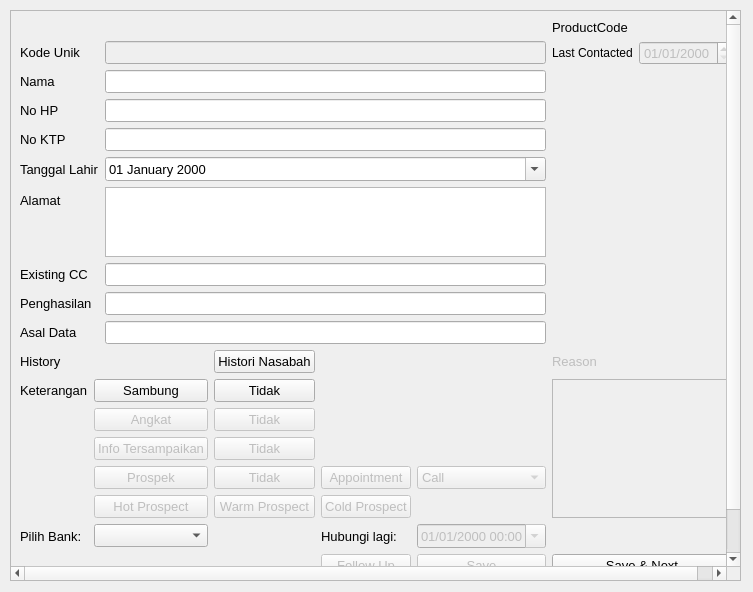
Old version of the form mainFiles/assets/ui/telleUI.ui in the repository NathanielClarence/telemarketingdb.
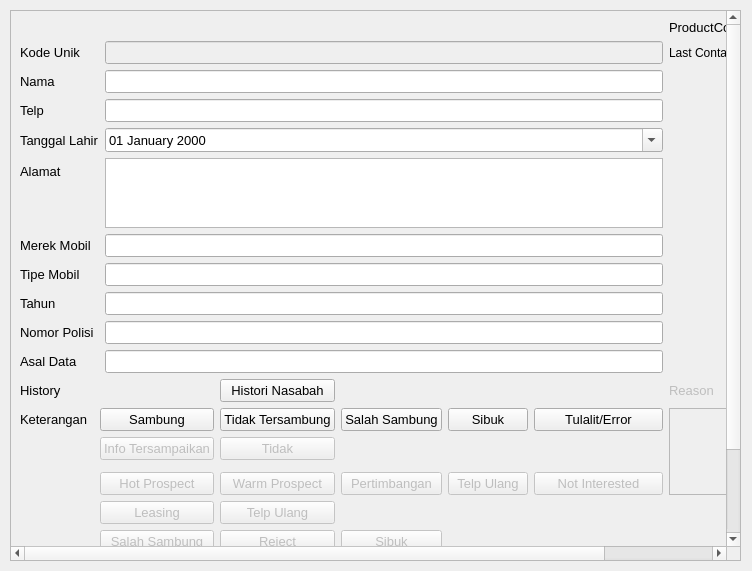
New version of the form.

Commit message: [FIX-02] Fixed Telle UI, query and process on hold, db not yet adjusted for new format

```diff
--- a/mainFiles/assets/ui/telleUI.ui
+++ b/mainFiles/assets/ui/telleUI.ui
@@ -6,8 +6,8 @@
    <rect>
     <x>0</x>
     <y>0</y>
-    <width>753</width>
-    <height>592</height>
+    <width>752</width>
+    <height>571</height>
    </rect>
   </property>
   <property name="windowTitle">
@@ -19,7 +19,7 @@
      <x>10</x>
      <y>10</y>
      <width>731</width>
-     <height>571</height>
+     <height>551</height>
     </rect>
    </property>
    <property name="widgetResizable">
@@ -29,16 +29,16 @@
     <property name="geometry">
      <rect>
       <x>0</x>
-      <y>0</y>
-      <width>715</width>
-      <height>621</height>
+      <y>-15</y>
+      <width>832</width>
+      <height>667</height>
      </rect>
     </property>
     <layout class="QGridLayout" name="gridLayout_2">
      <item row="0" column="0">
       <layout class="QGridLayout" name="gridLayout">
-       <item row="11" column="4">
-        <widget class="QPushButton" name="btn_save">
+       <item row="8" column="3">
+        <widget class="QPushButton" name="btn_leas_1">
          <property name="enabled">
           <bool>false</bool>
          </property>
@@ -48,19 +48,64 @@
           </font>
          </property>
          <property name="text">
-          <string>Save</string>
+          <string>Telp Ulang</string>
          </property>
         </widget>
        </item>
-       <item row="3" column="2">
-        <widget class="QPushButton" name="btn_history">
+       <item row="4" column="0">
+        <widget class="QLabel" name="lbl_ket">
          <property name="font">
           <font>
            <pointsize>10</pointsize>
           </font>
          </property>
          <property name="text">
-          <string>Histori Nasabah</string>
+          <string>Keterangan</string>
+         </property>
+        </widget>
+       </item>
+       <item row="4" column="7" rowspan="4">
+        <widget class="QTextEdit" name="txt_reason">
+         <property name="enabled">
+          <bool>false</bool>
+         </property>
+         <property name="sizePolicy">
+          <sizepolicy hsizetype="Maximum" vsizetype="Maximum">
+           <horstretch>0</horstretch>
+           <verstretch>0</verstretch>
+          </sizepolicy>
+         </property>
+         <property name="font">
+          <font>
+           <pointsize>10</pointsize>
+          </font>
+         </property>
+        </widget>
+       </item>
+       <item row="4" column="4">
+        <widget class="QPushButton" name="btn_conn_2">
+         <property name="font">
+          <font>
+           <pointsize>10</pointsize>
+          </font>
+         </property>
+         <property name="text">
+          <string>Salah Sambung</string>
+         </property>
+        </widget>
+       </item>
+       <item row="5" column="3">
+        <widget class="QPushButton" name="btn_info_1">
+         <property name="enabled">
+          <bool>false</bool>
+         </property>
+         <property name="font">
+          <font>
+           <pointsize>10</pointsize>
+          </font>
+         </property>
+         <property name="text">
+          <string>Tidak</string>
          </property>
         </widget>
        </item>
@@ -76,8 +121,20 @@
          </property>
         </widget>
        </item>
-       <item row="11" column="3">
-        <widget class="QPushButton" name="btn_follup">
+       <item row="4" column="2">
+        <widget class="QPushButton" name="btn_conn_0">
+         <property name="font">
+          <font>
+           <pointsize>10</pointsize>
+          </font>
+         </property>
+         <property name="text">
+          <string>Sambung</string>
+         </property>
+        </widget>
+       </item>
+       <item row="5" column="2">
+        <widget class="QPushButton" name="btn_info_0">
          <property name="enabled">
           <bool>false</bool>
          </property>
@@ -87,11 +144,193 @@
           </font>
          </property>
          <property name="text">
-          <string>Follow Up</string>
+          <string>Info Tersampaikan</string>
          </property>
         </widget>
        </item>
-       <item row="1" column="0" colspan="5">
+       <item row="12" column="7">
+        <widget class="QPushButton" name="btn_cls">
+         <property name="font">
+          <font>
+           <pointsize>10</pointsize>
+          </font>
+         </property>
+         <property name="text">
+          <string>Close without Saving</string>
+         </property>
+        </widget>
+       </item>
+       <item row="3" column="7">
+        <widget class="QLabel" name="lbl_reason">
+         <property name="enabled">
+          <bool>false</bool>
+         </property>
+         <property name="font">
+          <font>
+           <pointsize>10</pointsize>
+          </font>
+         </property>
+         <property name="text">
+          <string>Reason</string>
+         </property>
+        </widget>
+       </item>
+       <item row="7" column="4">
+        <widget class="QPushButton" name="btn_pros_2">
+         <property name="enabled">
+          <bool>false</bool>
+         </property>
+         <property name="font">
+          <font>
+           <pointsize>10</pointsize>
+          </font>
+         </property>
+         <property name="text">
+          <string>Pertimbangan</string>
+         </property>
+        </widget>
+       </item>
+       <item row="3" column="0" colspan="3">
+        <widget class="QLabel" name="label_9">
+         <property name="font">
+          <font>
+           <pointsize>10</pointsize>
+          </font>
+         </property>
+         <property name="text">
+          <string>History</string>
+         </property>
+        </widget>
+       </item>
+       <item row="8" column="2">
+        <widget class="QPushButton" name="btn_leas_0">
+         <property name="enabled">
+          <bool>false</bool>
+         </property>
+         <property name="font">
+          <font>
+           <pointsize>10</pointsize>
+          </font>
+         </property>
+         <property name="text">
+          <string>Leasing</string>
+         </property>
+        </widget>
+       </item>
+       <item row="10" column="5">
+        <widget class="QLabel" name="lbl_hub">
+         <property name="font">
+          <font>
+           <pointsize>10</pointsize>
+          </font>
+         </property>
+         <property name="text">
+          <string>Hubungi lagi:</string>
+         </property>
+        </widget>
+       </item>
+       <item row="7" column="6">
+        <widget class="QPushButton" name="btn_pros_4">
+         <property name="enabled">
+          <bool>false</bool>
+         </property>
+         <property name="font">
+          <font>
+           <pointsize>10</pointsize>
+          </font>
+         </property>
+         <property name="text">
+          <string>Not Interested</string>
+         </property>
+        </widget>
+       </item>
+       <item row="9" column="3">
+        <widget class="QPushButton" name="btn_notInfo_1">
+         <property name="enabled">
+          <bool>false</bool>
+         </property>
+         <property name="font">
+          <font>
+           <pointsize>10</pointsize>
+          </font>
+         </property>
+         <property name="text">
+          <string>Reject</string>
+         </property>
+        </widget>
+       </item>
+       <item row="11" column="6">
+        <widget class="QPushButton" name="btn_save">
+         <property name="enabled">
+          <bool>false</bool>
+         </property>
+         <property name="font">
+          <font>
+           <pointsize>10</pointsize>
+          </font>
+         </property>
+         <property name="text">
+          <string>Save</string>
+         </property>
+        </widget>
+       </item>
+       <item row="11" column="7">
+        <widget class="QPushButton" name="btn_next">
+         <property name="font">
+          <font>
+           <pointsize>10</pointsize>
+          </font>
+         </property>
+         <property name="text">
+          <string>Save &amp;&amp; Next</string>
+         </property>
+        </widget>
+       </item>
+       <item row="2" column="0" colspan="7">
+        <layout class="QFormLayout" name="addData_FLayout"/>
+       </item>
+       <item row="1" column="7">
+        <layout class="QFormLayout" name="formLayout_2">
+         <item row="0" column="0">
+          <widget class="QLabel" name="label_11">
+           <property name="text">
+            <string>Last Contacted</string>
+           </property>
+          </widget>
+         </item>
+         <item row="0" column="1">
+          <widget class="QDateEdit" name="dt_lastContact">
+           <property name="enabled">
+            <bool>false</bool>
+           </property>
+           <property name="font">
+            <font>
+             <pointsize>10</pointsize>
+            </font>
+           </property>
+           <property name="displayFormat">
+            <string>dd/MM/yyyy</string>
+           </property>
+          </widget>
+         </item>
+        </layout>
+       </item>
+       <item row="7" column="5">
+        <widget class="QPushButton" name="btn_pros_3">
+         <property name="enabled">
+          <bool>false</bool>
+         </property>
+         <property name="font">
+          <font>
+           <pointsize>10</pointsize>
+          </font>
+         </property>
+         <property name="text">
+          <string>Telp Ulang</string>
+         </property>
+        </widget>
+       </item>
+       <item row="1" column="0" colspan="7">
         <layout class="QFormLayout" name="formLayout">
          <item row="1" column="0">
           <widget class="QLabel" name="label">
@@ -146,7 +385,7 @@
             </font>
            </property>
            <property name="text">
-            <string>No HP</string>
+            <string>Telp</string>
            </property>
           </widget>
          </item>
@@ -159,27 +398,6 @@
            </property>
           </widget>
          </item>
-         <item row="4" column="0">
-          <widget class="QLabel" name="label_4">
-           <property name="font">
-            <font>
-             <pointsize>10</pointsize>
-            </font>
-           </property>
-           <property name="text">
-            <string>No KTP</string>
-           </property>
-          </widget>
-         </item>
-         <item row="4" column="1">
-          <widget class="QLineEdit" name="in_ktp">
-           <property name="font">
-            <font>
-             <pointsize>10</pointsize>
-            </font>
-           </property>
-          </widget>
-         </item>
          <item row="5" column="0">
           <widget class="QLabel" name="label_10">
            <property name="font">
@@ -228,7 +446,28 @@
            </property>
           </widget>
          </item>
-         <item row="7" column="0">
+         <item row="9" column="0">
+          <widget class="QLabel" name="label_4">
+           <property name="font">
+            <font>
+             <pointsize>10</pointsize>
+            </font>
+           </property>
+           <property name="text">
+            <string>Merek Mobil</string>
+           </property>
+          </widget>
+         </item>
+         <item row="9" column="1">
+          <widget class="QLineEdit" name="in_merek">
+           <property name="font">
+            <font>
+             <pointsize>10</pointsize>
+            </font>
+           </property>
+          </widget>
+         </item>
+         <item row="10" column="0">
           <widget class="QLabel" name="label_6">
            <property name="font">
             <font>
@@ -236,12 +475,12 @@
             </font>
            </property>
            <property name="text">
-            <string>Existing CC</string>
+            <string>Tipe Mobil</string>
            </property>
           </widget>
          </item>
-         <item row="7" column="1">
-          <widget class="QLineEdit" name="in_cc">
+         <item row="10" column="1">
+          <widget class="QLineEdit" name="in_tipe">
            <property name="font">
             <font>
              <pointsize>10</pointsize>
@@ -249,7 +488,7 @@
            </property>
           </widget>
          </item>
-         <item row="8" column="0">
+         <item row="11" column="0">
           <widget class="QLabel" name="label_7">
            <property name="font">
             <font>
@@ -257,12 +496,12 @@
             </font>
            </property>
            <property name="text">
-            <string>Penghasilan</string>
+            <string>Tahun</string>
            </property>
           </widget>
          </item>
-         <item row="8" column="1">
-          <widget class="QLineEdit" name="in_income">
+         <item row="11" column="1">
+          <widget class="QLineEdit" name="in_tahun">
            <property name="font">
             <font>
              <pointsize>10</pointsize>
@@ -270,7 +509,7 @@
            </property>
           </widget>
          </item>
-         <item row="9" column="0">
+         <item row="13" column="0">
           <widget class="QLabel" name="label_8">
            <property name="font">
             <font>
@@ -282,7 +521,7 @@
            </property>
           </widget>
          </item>
-         <item row="9" column="1">
+         <item row="13" column="1">
           <widget class="QLineEdit" name="in_source">
            <property name="font">
             <font>
@@ -291,62 +530,54 @@
            </property>
           </widget>
          </item>
-        </layout>
-       </item>
-       <item row="3" column="0" colspan="2">
-        <widget class="QLabel" name="label_9">
-         <property name="font">
-          <font>
-           <pointsize>10</pointsize>
-          </font>
-         </property>
-         <property name="text">
-          <string>History</string>
-         </property>
-        </widget>
-       </item>
-       <item row="8" column="2">
-        <widget class="QPushButton" name="btn_finterest">
-         <property name="enabled">
-          <bool>false</bool>
-         </property>
-         <property name="font">
-          <font>
-           <pointsize>10</pointsize>
-          </font>
-         </property>
-         <property name="text">
-          <string>Tidak</string>
-         </property>
-        </widget>
-       </item>
-       <item row="1" column="5">
-        <layout class="QFormLayout" name="formLayout_2">
-         <item row="0" column="0">
-          <widget class="QLabel" name="label_11">
+         <item row="12" column="0">
+          <widget class="QLabel" name="label_12">
+           <property name="font">
+            <font>
+             <pointsize>10</pointsize>
+            </font>
+           </property>
            <property name="text">
-            <string>Last Contacted</string>
+            <string>Nomor Polisi</string>
            </property>
           </widget>
          </item>
-         <item row="0" column="1">
-          <widget class="QDateEdit" name="dt_lastContact">
-           <property name="enabled">
-            <bool>false</bool>
-           </property>
+         <item row="12" column="1">
+          <widget class="QLineEdit" name="in_nopol">
            <property name="font">
             <font>
              <pointsize>10</pointsize>
             </font>
            </property>
-           <property name="displayFormat">
-            <string>dd/MM/yyyy</string>
-           </property>
           </widget>
          </item>
         </layout>
        </item>
-       <item row="10" column="1">
+       <item row="4" column="6">
+        <widget class="QPushButton" name="btn_conn_4">
+         <property name="font">
+          <font>
+           <pointsize>10</pointsize>
+          </font>
+         </property>
+         <property name="text">
+          <string>Tulalit/Error</string>
+         </property>
+        </widget>
+       </item>
+       <item row="4" column="5">
+        <widget class="QPushButton" name="btn_conn_3">
+         <property name="font">
+          <font>
+           <pointsize>10</pointsize>
+          </font>
+         </property>
+         <property name="text">
+          <string>Sibuk</string>
+         </property>
+        </widget>
+       </item>
+       <item row="10" column="2">
         <widget class="QComboBox" name="cmb_banks">
          <property name="font">
           <font>
@@ -355,19 +586,22 @@
          </property>
         </widget>
        </item>
-       <item row="10" column="3">
-        <widget class="QLabel" name="lbl_hub">
+       <item row="7" column="3">
+        <widget class="QPushButton" name="btn_pros_1">
+         <property name="enabled">
+          <bool>false</bool>
+         </property>
          <property name="font">
           <font>
            <pointsize>10</pointsize>
           </font>
          </property>
          <property name="text">
-          <string>Hubungi lagi:</string>
+          <string>Warm Prospect</string>
          </property>
         </widget>
        </item>
-       <item row="10" column="4">
+       <item row="10" column="6">
         <widget class="QDateTimeEdit" name="in_recontact">
          <property name="enabled">
           <bool>false</bool>
@@ -385,59 +619,8 @@
          </property>
         </widget>
        </item>
-       <item row="7" column="1">
-        <widget class="QPushButton" name="btn_info">
-         <property name="enabled">
-          <bool>false</bool>
-         </property>
-         <property name="font">
-          <font>
-           <pointsize>10</pointsize>
-          </font>
-         </property>
-         <property name="text">
-          <string>Info Tersampaikan</string>
-         </property>
-        </widget>
-       </item>
        <item row="11" column="5">
-        <widget class="QPushButton" name="btn_next">
-         <property name="font">
-          <font>
-           <pointsize>10</pointsize>
-          </font>
-         </property>
-         <property name="text">
-          <string>Save &amp;&amp; Next</string>
-         </property>
-        </widget>
-       </item>
-       <item row="12" column="5">
-        <widget class="QPushButton" name="btn_cls">
-         <property name="font">
-          <font>
-           <pointsize>10</pointsize>
-          </font>
-         </property>
-         <property name="text">
-          <string>Close without Saving</string>
-         </property>
-        </widget>
-       </item>
-       <item row="5" column="2">
-        <widget class="QPushButton" name="btn_fconnect">
-         <property name="font">
-          <font>
-           <pointsize>10</pointsize>
-          </font>
-         </property>
-         <property name="text">
-          <string>Tidak</string>
-         </property>
-        </widget>
-       </item>
-       <item row="3" column="5">
-        <widget class="QLabel" name="lbl_reason">
+        <widget class="QPushButton" name="btn_follup">
          <property name="enabled">
           <bool>false</bool>
          </property>
@@ -447,51 +630,12 @@
           </font>
          </property>
          <property name="text">
-          <string>Reason</string>
-         </property>
-        </widget>
-       </item>
-       <item row="5" column="1">
-        <widget class="QPushButton" name="btn_connect">
-         <property name="font">
-          <font>
-           <pointsize>10</pointsize>
-          </font>
-         </property>
-         <property name="text">
-          <string>Sambung</string>
-         </property>
-        </widget>
-       </item>
-       <item row="5" column="0">
-        <widget class="QLabel" name="lbl_ket">
-         <property name="font">
-          <font>
-           <pointsize>10</pointsize>
-          </font>
-         </property>
-         <property name="text">
-          <string>Keterangan</string>
-         </property>
-        </widget>
-       </item>
-       <item row="6" column="1">
-        <widget class="QPushButton" name="btn_pickup">
-         <property name="enabled">
-          <bool>false</bool>
-         </property>
-         <property name="font">
-          <font>
-           <pointsize>10</pointsize>
-          </font>
-         </property>
-         <property name="text">
-          <string>Angkat</string>
+          <string>Follow Up</string>
          </property>
         </widget>
        </item>
        <item row="7" column="2">
-        <widget class="QPushButton" name="btn_finfo">
+        <widget class="QPushButton" name="btn_pros_0">
          <property name="enabled">
           <bool>false</bool>
          </property>
@@ -501,27 +645,24 @@
           </font>
          </property>
          <property name="text">
-          <string>Tidak</string>
+          <string>Hot Prospect</string>
          </property>
         </widget>
        </item>
-       <item row="8" column="3">
-        <widget class="QPushButton" name="btn_abstain">
-         <property name="enabled">
-          <bool>false</bool>
-         </property>
+       <item row="4" column="3">
+        <widget class="QPushButton" name="btn_conn_1">
          <property name="font">
           <font>
            <pointsize>10</pointsize>
           </font>
          </property>
          <property name="text">
-          <string>Appointment</string>
+          <string>Tidak Tersambung</string>
          </property>
         </widget>
        </item>
-       <item row="6" column="2">
-        <widget class="QPushButton" name="btn_fpickup">
+       <item row="9" column="4">
+        <widget class="QPushButton" name="btn_notInfo_2">
          <property name="enabled">
           <bool>false</bool>
          </property>
@@ -531,29 +672,11 @@
           </font>
          </property>
          <property name="text">
-          <string>Tidak</string>
+          <string>Sibuk</string>
          </property>
         </widget>
        </item>
-       <item row="2" column="0" colspan="5">
-        <layout class="QFormLayout" name="addData_FLayout"/>
-       </item>
-       <item row="8" column="1">
-        <widget class="QPushButton" name="btn_interest">
-         <property name="enabled">
-          <bool>false</bool>
-         </property>
-         <property name="font">
-          <font>
-           <pointsize>10</pointsize>
-          </font>
-         </property>
-         <property name="text">
-          <string>Prospek</string>
-         </property>
-        </widget>
-       </item>
-       <item row="0" column="5">
+       <item row="0" column="7">
         <widget class="QLabel" name="lbl_product">
          <property name="font">
           <font>
@@ -565,23 +688,20 @@
          </property>
         </widget>
        </item>
-       <item row="9" column="1">
-        <widget class="QPushButton" name="btn_hp">
-         <property name="enabled">
-          <bool>false</bool>
-         </property>
+       <item row="3" column="3">
+        <widget class="QPushButton" name="btn_history">
          <property name="font">
           <font>
            <pointsize>10</pointsize>
           </font>
          </property>
          <property name="text">
-          <string>Hot Prospect</string>
+          <string>Histori Nasabah</string>
          </property>
         </widget>
        </item>
        <item row="9" column="2">
-        <widget class="QPushButton" name="btn_wp">
+        <widget class="QPushButton" name="btn_notInfo_0">
          <property name="enabled">
           <bool>false</bool>
          </property>
@@ -591,65 +711,10 @@
           </font>
          </property>
          <property name="text">
-          <string>Warm Prospect</string>
+          <string>Salah Sambung</string>
          </property>
         </widget>
        </item>
-       <item row="9" column="3">
-        <widget class="QPushButton" name="btn_cp">
-         <property name="enabled">
-          <bool>false</bool>
-         </property>
-         <property name="font">
-          <font>
-           <pointsize>10</pointsize>
-          </font>
-         </property>
-         <property name="text">
-          <string>Cold Prospect</string>
-         </property>
-        </widget>
-       </item>
-       <item row="5" column="5" rowspan="5">
-        <widget class="QTextEdit" name="txt_reason">
-         <property name="enabled">
-          <bool>false</bool>
-         </property>
-         <property name="sizePolicy">
-          <sizepolicy hsizetype="Maximum" vsizetype="Maximum">
-           <horstretch>0</horstretch>
-           <verstretch>0</verstretch>
-          </sizepolicy>
-         </property>
-         <property name="font">
-          <font>
-           <pointsize>10</pointsize>
-          </font>
-         </property>
-        </widget>
-       </item>
-       <item row="8" column="4">
-        <widget class="QComboBox" name="cmb_appType">
-         <property name="enabled">
-          <bool>false</bool>
-         </property>
-         <property name="font">
-          <font>
-           <pointsize>10</pointsize>
-          </font>
-         </property>
-         <item>
-          <property name="text">
-           <string>Call</string>
-          </property>
-         </item>
-         <item>
-          <property name="text">
-           <string>Visit</string>
-          </property>
-         </item>
-        </widget>
-       </item>
       </layout>
      </item>
     </layout>
```
The commit also changes 2 other files.
